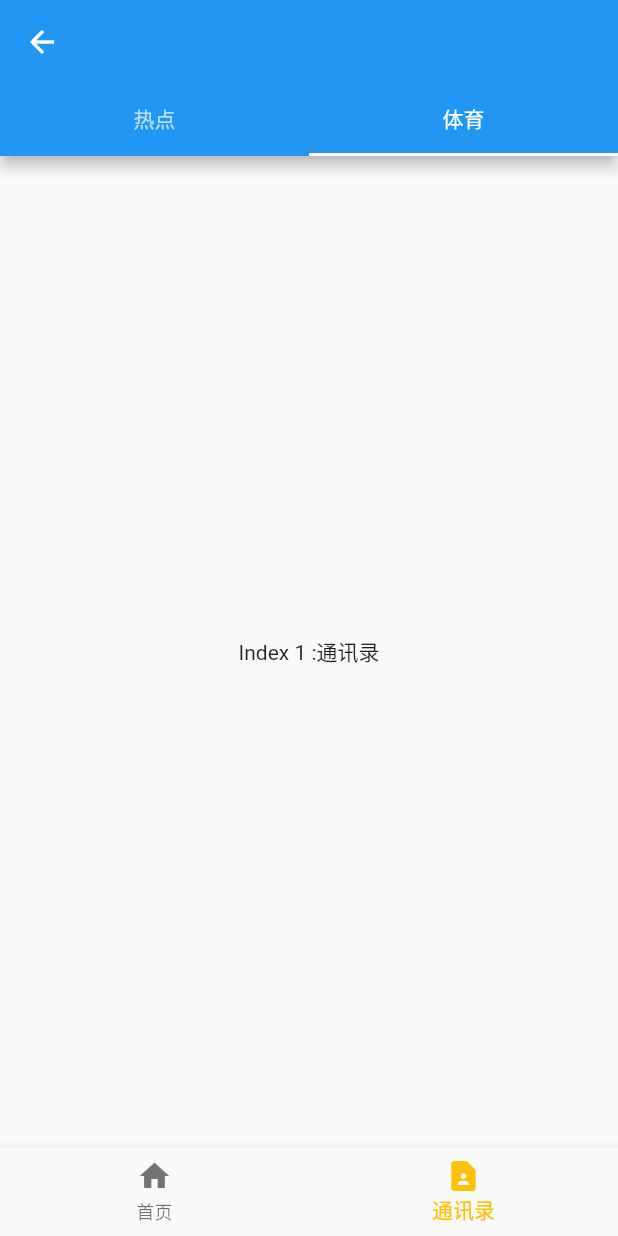
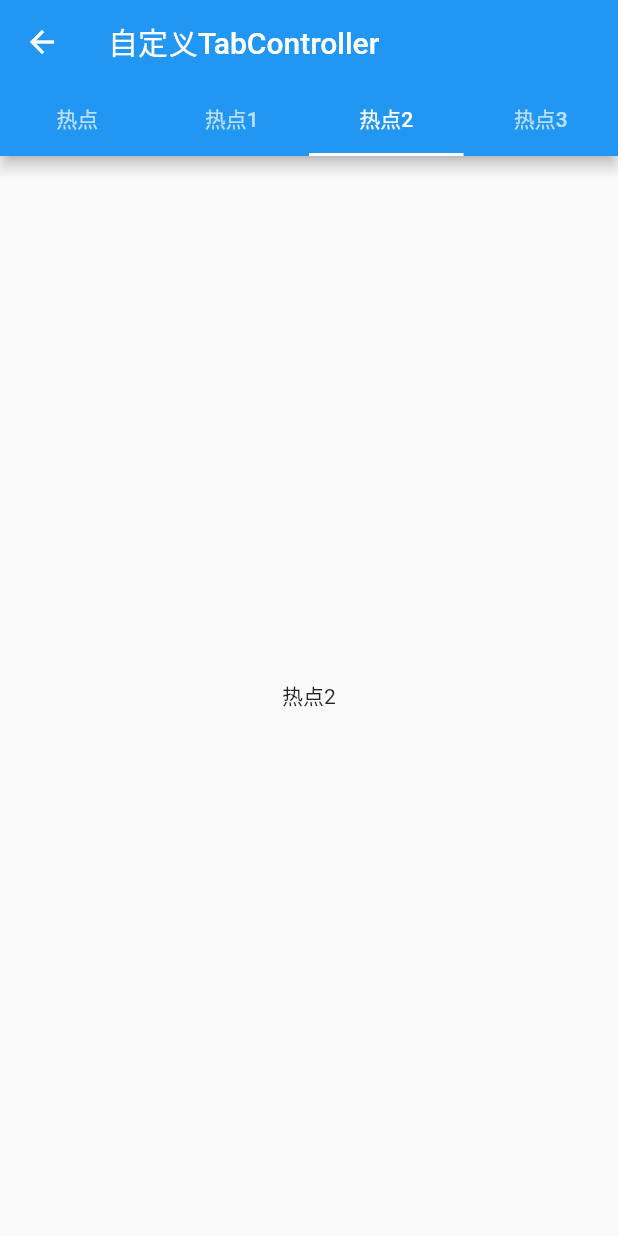
Before and after one commit to zg919506719/Flutter_learn, a Flutter app: the screen it shows after launch, on a phone screen of 412 x 824 dp. Run offline on Flutter 3.47's test engine with Material 2 defaults, Android fonts, the phone set to English and light mode, and no system bars; our stand-ins replace fluttertoast.

Commit message:
custom tab controller

```diff
--- a/flutter_learn/lib/main.dart
+++ b/flutter_learn/lib/main.dart
@@ -29,7 +29,7 @@ class MyApp extends StatelessWidget {
       //map
       routes: routes,
       //确定启动页
-      initialRoute: BOTTOM_NAVIGATION,
+      initialRoute: MY_TAB,
     );
   }
 }
--- /dev/null
+++ b/flutter_learn/lib/my_tab_controller.dart
@@ -0,0 +1,70 @@
+
+import 'package:flutter/cupertino.dart';
+import 'package:flutter/material.dart';
+
+class MyTabController extends StatefulWidget{
+
+  @override
+  State<StatefulWidget> createState() {
+    return _MyTabController();
+  }
+}
+
+class _MyTabController extends State with SingleTickerProviderStateMixin{
+  late TabController _tabController;
+
+  @override
+  void initState() {
+    super.initState();
+    _tabController=TabController(vsync: this,length: 4,initialIndex: 2);
+  }
+
+  @override
+  Widget build(BuildContext context) {
+    return Scaffold(
+      appBar: AppBar(
+        title: Text('自定义TabController'),
+        bottom: TabBar(
+          controller: _tabController,
+          tabs: [
+            Tab(
+              text: '热点',
+            ),
+            Tab(
+              text: '热点1',
+            ),
+            Tab(
+              text: '热点2',
+            ),
+            Tab(
+              text: '热点3',
+            ),
+          ],
+        ),
+      ),
+      body: TabBarView(
+        controller: _tabController,
+        children: [
+          Center(
+            child: Text("热点"),
+          ),
+          Center(
+            child: Text("热点1"),
+          ),
+          Center(
+            child: Text("热点2"),
+          ),
+          Center(
+            child: Text("热点3"),
+          ),
+        ],
+      ),
+    );
+  }
+
+  @override
+  void dispose() {
+    _tabController.dispose();
+    super.dispose();
+  }
+}
--- a/flutter_learn/lib/routes.dart
+++ b/flutter_learn/lib/routes.dart
@@ -1,6 +1,7 @@
 import 'package:flutter/cupertino.dart';
 import 'package:flutter_learn/bottom_navigation.dart';
 import 'package:flutter_learn/first_page.dart';
+import 'package:flutter_learn/my_tab_controller.dart';
 
 import 'main.dart';
 
@@ -8,9 +9,11 @@ final FIRST_PAGE='/first';
 final SECOND_PAGE='/second';
 final HOME_PAGE='/home';
 const BOTTOM_NAVIGATION='/bottom_navigation';
+const MY_TAB='/my_tab';
 var routes=<String,WidgetBuilder>{
   FIRST_PAGE:(BuildContext context)=>FirstPage(),
   SECOND_PAGE:(BuildContext context)=>SecondPage(),
   HOME_PAGE:(BuildContext context)=>MyHomePage(key: Key('123'), title: '321',),
   BOTTOM_NAVIGATION:(BuildContext context)=>BottomNavigation(),
+  MY_TAB:(BuildContext context)=>MyTabController(),
 };
```
